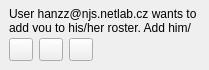
Before: the Qt Designer form widgets/subscription.ui in xmpp-graveyard/jabbim, drawn with Qt 5.
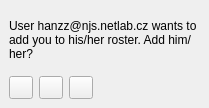
After: the same form once the commit is applied.

Patch:
```diff
--- a/widgets/subscription.ui
+++ b/widgets/subscription.ui
@@ -6,7 +6,7 @@
     <x>0</x>
     <y>0</y>
     <width>209</width>
-    <height>70</height>
+    <height>108</height>
    </rect>
   </property>
   <property name="minimumSize" >
```
Left out of the diff: 9 changed lines with no effect on the pictures.
